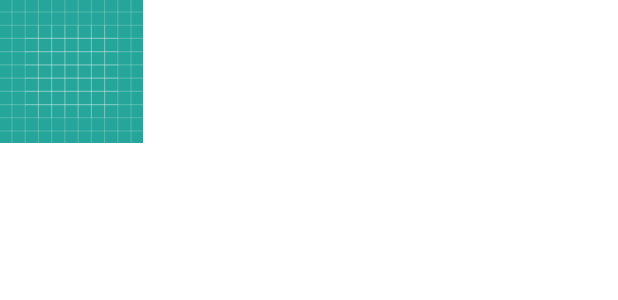
After one commit to seogki/reSellium, an Android app: the layout item_popular.xml on its own in the app's theme, with its tools: preview values and no code run, on a phone screen of 412 x 824 dp. The commit adds this screen. Shown: the top 300 px of the screen. Run offline under Robolectric (Android 15) with nearby library versions, the phone set to English and light mode, and no system bars; network calls fail.

Commit message:
추가작업

```diff
--- /dev/null
+++ b/app/src/main/java/com/dev/skh/resellium/Main/Model/PopularModel.kt
@@ -0,0 +1,6 @@
+package com.dev.skh.resellium.Main.Model
+
+/**
+ * Created by Seogki on 2018. 10. 10..
+ */
+data class PopularModel(val id: String, val path: String, val date: String)
--- a/app/src/main/java/com/dev/skh/resellium/Network/ApiCilentRx.kt
+++ b/app/src/main/java/com/dev/skh/resellium/Network/ApiCilentRx.kt
@@ -1,6 +1,7 @@
 package com.dev.skh.resellium.Network
 
 import com.dev.skh.resellium.BuildConfig
+import com.dev.skh.resellium.Util.Const
 import okhttp3.OkHttpClient
 import okhttp3.logging.HttpLoggingInterceptor
 import retrofit2.Retrofit
@@ -40,7 +41,7 @@ open class ApiCilentRx() {
 
             val retrofit = Retrofit
                     .Builder()
-                    .baseUrl("http://192.168.1.43:6327/")
+                    .baseUrl(Const.server_url)
                     .addCallAdapterFactory(RxJava2CallAdapterFactory.create())
                     .addConverterFactory(GsonConverterFactory.create())
                     .client(client)
--- a/app/src/main/java/com/dev/skh/resellium/Network/ApiInterface.kt
+++ b/app/src/main/java/com/dev/skh/resellium/Network/ApiInterface.kt
@@ -4,6 +4,7 @@ import com.dev.skh.resellium.Game.Model.Ps4MainModel
 import com.dev.skh.resellium.Game.Model.SwitchMainModel
 import com.dev.skh.resellium.Game.Model.XboxMainModel
 import com.dev.skh.resellium.Main.Model.HoriModel
+import com.dev.skh.resellium.Main.Model.PopularModel
 import com.google.gson.JsonObject
 import io.reactivex.Flowable
 import retrofit2.http.POST
@@ -19,6 +20,9 @@ interface ApiInterface {
      */
     @POST("main/getMainData")
     fun getMainData(@Query("Platform") platform: String): Flowable<MutableList<HoriModel>>
+
+    @POST("main/getPopularData")
+    fun getPopularData(): Flowable<MutableList<PopularModel>>
 
     /***
      * 게임
--- a/app/src/main/java/com/dev/skh/resellium/Util/Const.kt
+++ b/app/src/main/java/com/dev/skh/resellium/Util/Const.kt
@@ -5,6 +5,6 @@ package com.dev.skh.resellium.Util
  */
 open class Const{
     companion object {
-        val server_url = "http://172.168.0.76:6327/"
+        val server_url = "http://192.168.1.43:6327/"
     }
 }
--- /dev/null
+++ b/app/src/main/res/layout/item_popular.xml
@@ -0,0 +1,31 @@
+<?xml version="1.0" encoding="utf-8"?>
+<layout
+    xmlns:android="http://schemas.android.com/apk/res/android"
+    xmlns:tools="http://schemas.android.com/tools"
+    >
+
+    <data>
+
+        <variable
+            name="model"
+            type="com.dev.skh.resellium.Main.Model.PopularModel"/>
+
+    </data>
+
+    <android.support.constraint.ConstraintLayout
+        android:layout_width="wrap_content"
+        android:layout_height="wrap_content"
+        >
+
+        <ImageView
+            android:id="@+id/img_pop"
+            android:adjustViewBounds="true"
+            android:layout_width="95dp"
+            android:layout_height="95dp"
+            popularImage="@{model.path}"
+            tools:src="@drawable/ic_launcher_background"
+            />
+
+    </android.support.constraint.ConstraintLayout>
+
+</layout>
```
Also changed, not shown: app/src/main/java/com/dev/skh/resellium/Base/BaseBindingAdapter.java (+28 -20 lines), app/src/main/java/com/dev/skh/resellium/Main/HomeMainFragment.kt (+23 -0 lines), app/src/main/java/com/dev/skh/resellium/Main/HomeMainPresenter.kt (+11 -0 lines), app/src/main/java/com/dev/skh/resellium/Main/Popular/HomeMainPopularGameAdapter.kt (added, +45 -0 lines), app/src/main/res/layout/fragment_home_main.xml (+18 -8 lines).
